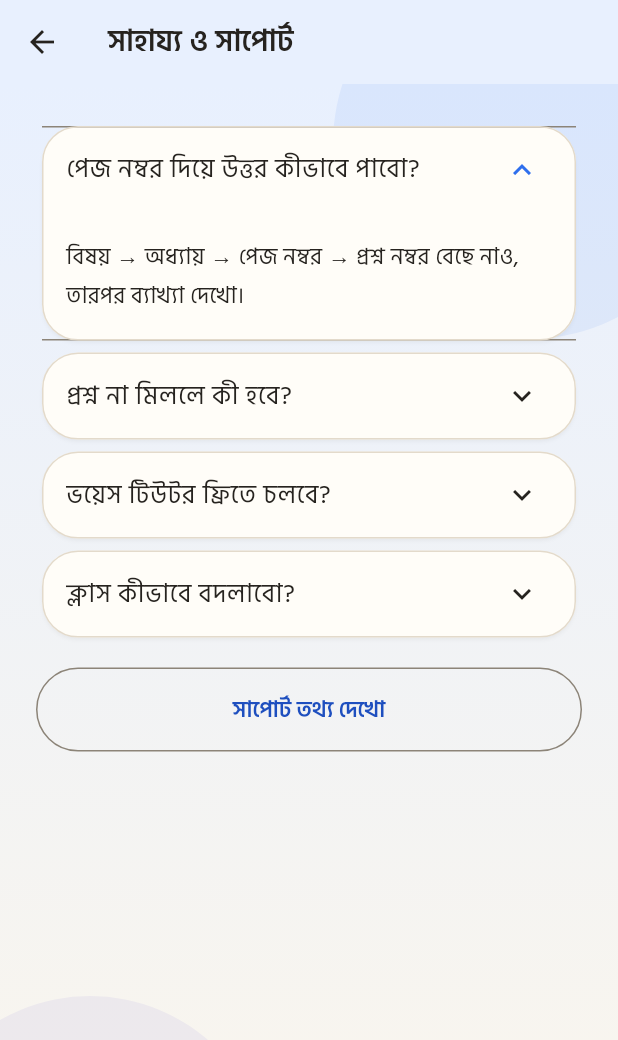
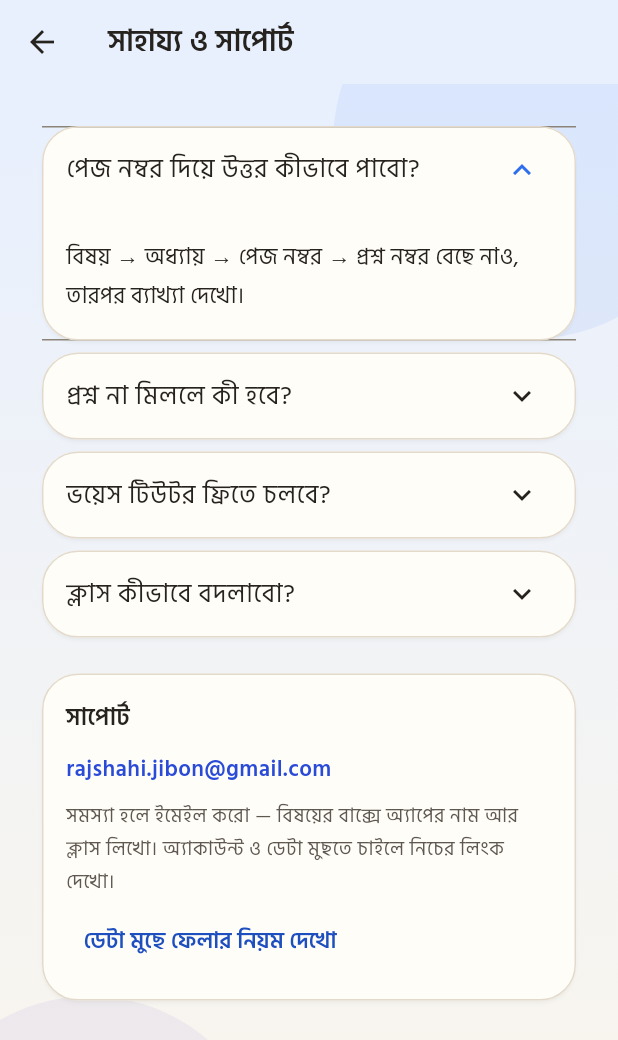
Before and after one commit to shojibahmed24/yes-sir-ai-app, a Flutter app: the HelpFaqScreen screen opened by its route, after a tap on "পেজ নম্বর দিয়ে উত্তর কীভাবে পাবো?", on a phone screen of 412 x 824 dp. Shown: the top 1040 px of the screen. Run offline on Flutter 3.47's test engine with Material 3 defaults, Android fonts, the phone set to English and light mode, and no system bars; our stand-ins replace connectivity_plus, flutter_riverpod, go_router, image_picker, in_app_purchase, package_info_plus and 2 more; missing offline and left inert: flutter_math_fork; accounts and stored records are empty.

Commit message:
P8: support email + account-deletion page/links (Play requirements), honest terms labels

```diff
--- /dev/null
+++ b/lib/core/services/contact_info.dart
@@ -0,0 +1,11 @@
+// One place for the public contact + legal links (Play listing
+// needs them reachable without installing the app). Never invent a
+// URL or an email here; these are the owner-supplied values.
+const String supportEmail = 'rajshahi.jibon@gmail.com';
+
+const String privacyPolicyUrl =
+    'https://shojibahmed24.github.io/yes-sir-ai-app/privacy-policy.html';
+const String termsUrl =
+    'https://shojibahmed24.github.io/yes-sir-ai-app/terms.html';
+const String accountDeletionUrl =
+    'https://shojibahmed24.github.io/yes-sir-ai-app/account-deletion.html';
--- a/lib/features/profile/help_faq_screen.dart
+++ b/lib/features/profile/help_faq_screen.dart
@@ -6,6 +6,8 @@
 // app data yet and inventing one would be fake.
 import 'package:flutter/material.dart';
 import 'package:go_router/go_router.dart';
+import 'package:url_launcher/url_launcher.dart';
+import '../../core/services/contact_info.dart';
 import '../../l10n/language_provider.dart';
 import '../../l10n/pages/help_about_strings.dart';
 import 'package:yes_sir_ai/theme/themed_scaffold.dart';
@@ -37,33 +39,66 @@ class HelpFaqScreen extends StatelessWidget {
         title: Text(s['title']!),
       ),
       body: ListView(
-        padding: EdgeInsets.fromLTRB(24, 24, 24, 24 + MediaQuery.of(context).padding.bottom),
+        padding: EdgeInsets.fromLTRB(
+          24,
+          24,
+          24,
+          24 + MediaQuery.of(context).padding.bottom,
+        ),
         children: [
           for (final f in faqs)
             Card(
-                child: ExpansionTile(
-                    title: Text(f.$1),
-                    children: [
-                      Padding(
-                          padding: const EdgeInsets.all(16),
-                          child: Text(f.$2))
-                    ])),
+              child: ExpansionTile(
+                title: Text(f.$1),
+                children: [
+                  Padding(padding: const EdgeInsets.all(16), child: Text(f.$2)),
+                ],
+              ),
+            ),
           const SizedBox(height: 16),
-          OutlinedButton(
-            onPressed: () => showDialog<void>(
-              context: context,
-              builder: (ctx) => AlertDialog(
-                title: Text(s['contactTitle']!),
-                content: Text(s['contactBody']!),
-                actions: [
+          // Real support contact (Play listing requirement): the old
+          // dialog only repeated the package name.
+          Card(
+            child: Padding(
+              padding: const EdgeInsets.all(16),
+              child: Column(
+                crossAxisAlignment: CrossAxisAlignment.start,
+                children: [
+                  Text(
+                    s['contactTitle']!,
+                    style: Theme.of(context).textTheme.titleMedium,
+                  ),
+                  const SizedBox(height: 8),
+                  InkWell(
+                    onTap: () => launchUrl(
+                      Uri.parse(
+                        'mailto:$supportEmail?subject=Yes%20Sir%20AI%20support',
+                      ),
+                    ),
+                    child: Text(
+                      supportEmail,
+                      style: const TextStyle(
+                        color: Color(0xFF2A4BD7),
+                        fontWeight: FontWeight.w600,
+                      ),
+                    ),
+                  ),
+                  const SizedBox(height: 8),
+                  Text(
+                    s['contactBody']!,
+                    style: Theme.of(context).textTheme.bodySmall,
+                  ),
+                  const SizedBox(height: 4),
                   TextButton(
-                    onPressed: () => Navigator.of(ctx).pop(),
-                    child: Text(s['close']!),
+                    onPressed: () => launchUrl(
+                      Uri.parse(accountDeletionUrl),
+                      mode: LaunchMode.externalApplication,
+                    ),
+                    child: Text(s['deleteDataLink']!),
                   ),
                 ],
               ),
             ),
-            child: Text(s['contact']!),
           ),
         ],
       ),
--- a/lib/l10n/pages/help_about_strings.dart
+++ b/lib/l10n/pages/help_about_strings.dart
@@ -12,9 +12,10 @@ const Map<String, String> helpStringsBn = {
   'q4': 'ক্লাস কীভাবে বদলাবো?',
   'a4': 'শুধু সেটিংস থেকে ক্লাস বদলানো যায়, অন্য কোথাও থেকে নয়।',
   'contact': 'সাপোর্ট তথ্য দেখো',
-  'contactTitle': 'সাপোর্ট তথ্য',
+  'contactTitle': 'সাপোর্ট',
   'contactBody':
-      'এই অ্যাপ থেকে বাইরে কোনো মেসেজ পাঠানো হয় না। সাহায্যের জন্য উপরের প্রশ্নোত্তর দেখো, অথবা সেটিংস থেকে ভাষা/ক্লাস ঠিক করো। অ্যাপ: Yes Sir AI, প্যাকেজ: com.yessirai.app।',
+      'সমস্যা হলে ইমেইল করো — বিষয়ের বাক্সে অ্যাপের নাম আর ক্লাস লিখো। অ্যাকাউন্ট ও ডেটা মুছতে চাইলে নিচের লিংক দেখো।',
+  'deleteDataLink': 'ডেটা মুছে ফেলার নিয়ম দেখো',
   'close': 'বন্ধ করো',
 };
 const Map<String, String> helpStringsEn = {
@@ -31,9 +32,10 @@ const Map<String, String> helpStringsEn = {
   'q4': 'How do I change class?',
   'a4': 'Class can only be changed from Settings, nowhere else.',
   'contact': 'View support info',
-  'contactTitle': 'Support info',
+  'contactTitle': 'Support',
   'contactBody':
-      'No message is sent outside this app. For help, read the questions above, or fix language/class from Settings. App: Yes Sir AI, package: com.yessirai.app.',
+      'Email us with the app name and your class in the subject line. See the link below for account and data deletion.',
+  'deleteDataLink': 'How data deletion works',
   'close': 'Close',
 };
 const Map<String, String> aboutStringsBn = {
@@ -51,7 +53,8 @@ const Map<String, String> aboutStringsBn = {
   'termsBody':
       'পূর্ণ শর্তাবলী ও প্রাইভেসি টেক্সট এখনো এই অ্যাপে যুক্ত হয়নি। ততদিন: তোমার পড়ার ডেটা তোমার অ্যাকাউন্টেই থাকে, ভয়েস শুধু প্রিমিয়ামে (৩০ মিনিট/মাস), আর পেমেন্ট শুধু Google Play দিয়ে।',
   'close': 'বন্ধ করো',
-  'terms': 'শর্তাবলী ও প্রাইভেসি (ডেমো — পূর্ণ টেক্সট পরে যুক্ত হবে)',
+  'terms': 'শর্তাবলী ও প্রাইভেসি',
+  'deleteData': 'অ্যাকাউন্ট মুছে ফেলার নিয়ম',
 };
 const Map<String, String> aboutStringsEn = {
   'title': 'About Yes Sir AI',
@@ -68,5 +71,6 @@ const Map<String, String> aboutStringsEn = {
   'termsBody':
       'The full terms and privacy text is not added to this app yet. Until then: your study data stays in your account, voice is premium-only (30 minutes/month), and payment is Google Play only.',
   'close': 'Close',
-  'terms': 'Terms and privacy (demo — full text to be added later)',
+  'terms': 'Terms and privacy',
+  'deleteData': 'How account deletion works',
 };
```
Also changed, not shown: lib/features/profile/about_screen.dart (+7 -8 lines), 1 other file.
